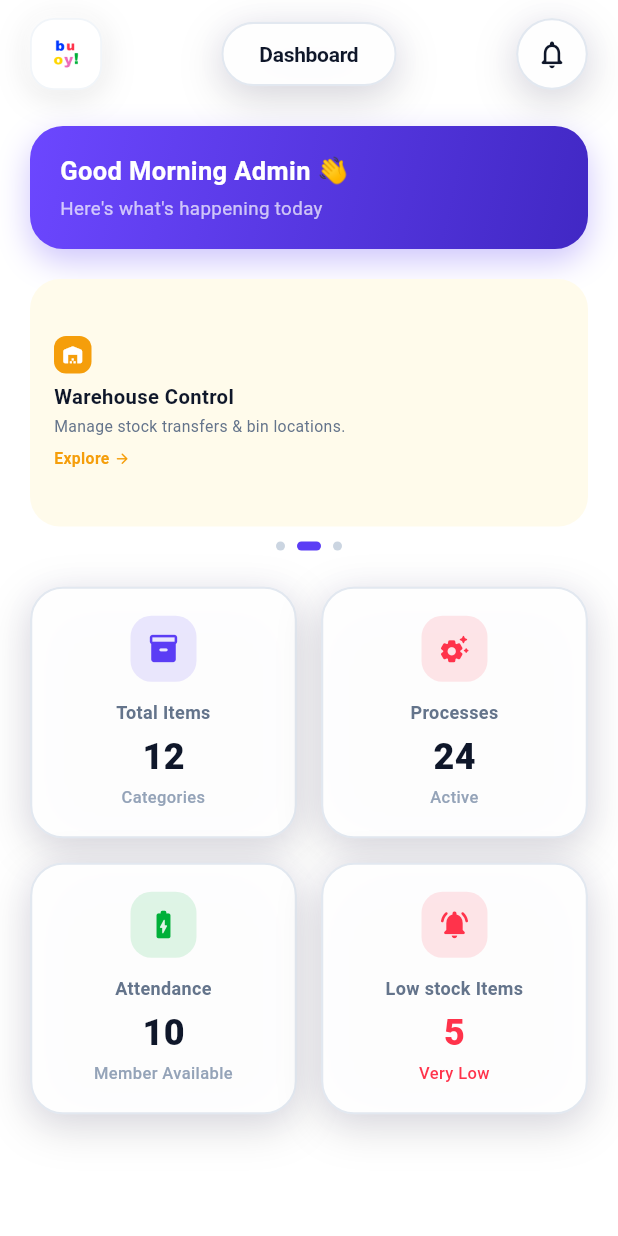
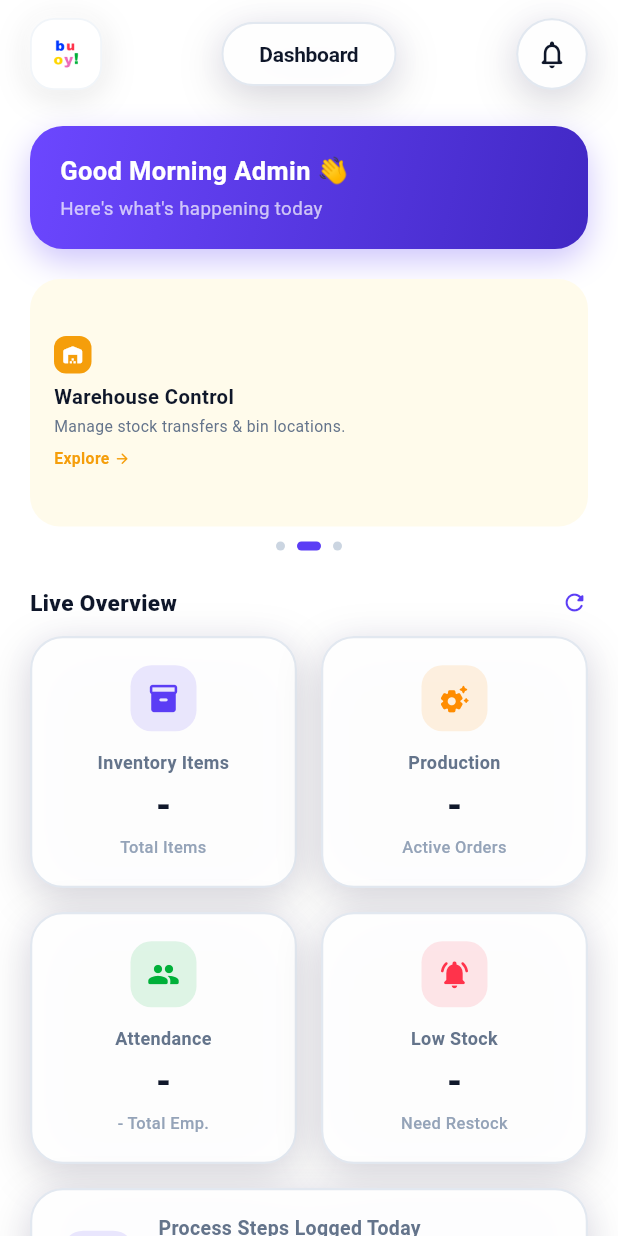
Before and after one commit to kavypatel03/buoy-erp-main, a Flutter app: the DashboardPage screen opened directly, on a phone screen of 412 x 824 dp. Run offline on Flutter 3.47's test engine with Material 3 defaults, Android fonts, the phone set to English and light mode, and no system bars; our stand-ins replace firebase_core, firebase_messaging, flutter_local_notifications, flutter_svg, image_picker, permission_handler and 1 more; accounts and stored records are empty; network calls fail.

Commit message:
feat: implement dashboard backend controllers, routes, service, and frontend UI page

```diff
--- /dev/null
+++ b/lib/core/services/dashboard_service.dart
@@ -0,0 +1,35 @@
+import 'dart:convert';
+import 'package:http/http.dart' as http;
+import 'package:shared_preferences/shared_preferences.dart';
+import '../config/api_config.dart';
+
+class DashboardService {
+  static String get baseUrl => '${ApiConfig.baseUrl}/dashboard';
+
+  static Future<Map<String, dynamic>> getSummary() async {
+    try {
+      final prefs = await SharedPreferences.getInstance();
+      final token = prefs.getString('token');
+      if (token == null) return {'success': false, 'error': 'Not authenticated'};
+
+      final response = await http
+          .get(
+            Uri.parse('$baseUrl/summary'),
+            headers: {
+              'Content-Type': 'application/json',
+              'Authorization': 'Bearer $token',
+            },
+          )
+          .timeout(const Duration(seconds: 10));
+
+      if (response.statusCode == 200) {
+        return {'success': true, 'data': jsonDecode(response.body)};
+      } else {
+        final error = jsonDecode(response.body);
+        return {'success': false, 'error': error['error'] ?? 'Failed to load summary'};
+      }
+    } catch (e) {
+      return {'success': false, 'error': e.toString()};
+    }
+  }
+}
--- a/lib/features/dashboard/presentation/pages/dashboard_page.dart
+++ b/lib/features/dashboard/presentation/pages/dashboard_page.dart
@@ -2,11 +2,13 @@ import 'dart:async';
 import 'package:flutter/material.dart';
 import 'package:flutter_svg/flutter_svg.dart';
 import '../../../../app/constants/app_assets.dart';
+import '../../../../app/constants/app_colors.dart';
 import '../../../../core/widgets/erp_header_bar.dart';
 import '../../../../core/widgets/glass_container.dart';
 import '../../../../core/services/profile_service.dart';
 import '../../../../core/services/notification_service.dart';
 import '../../../../core/services/local_notification_service.dart';
+import '../../../../core/services/dashboard_service.dart';
 
 class DashboardPage extends StatefulWidget {
   final VoidCallback? onNavigateToLowStocks;
@@ -25,13 +27,23 @@ class _DashboardPageState extends State<DashboardPage> {
   final ValueNotifier<int> _currentCarouselIndex = ValueNotifier<int>(1);
   Timer? _autoSlideTimer;
   Timer? _notificationPollTimer;
+  Timer? _summaryRefreshTimer;
   final Set<String> _poppedNotificationIds = {};
+
+  // Summary stats — start with '-' to show loading
+  String _totalItems = '-';
+  String _lowStockItems = '-';
+  String _activeOrders = '-';
+  String _clockedIn = '-';
+  String _totalEmployees = '-';
+  String _logsToday = '-';
+  bool _summaryLoading = true;
 
   @override
   void initState() {
     super.initState();
 
-    // Auto-sliding for top carousel
+    // Auto-sliding carousel
     _autoSlideTimer = Timer.periodic(const Duration(seconds: 4), (timer) {
       if (_pageController.hasClients) {
         int nextPage = (_pageController.page?.round() ?? 0) + 1;
@@ -44,34 +56,51 @@ class _DashboardPageState extends State<DashboardPage> {
       }
     });
 
-    // Request permission on app open (Dashboard load)
     LocalNotificationService.requestPermission();
 
-    // Poll for new notifications every 15 seconds
-    _notificationPollTimer = Timer.periodic(const Duration(seconds: 15), (timer) {
+    // Notification polling every 15s
+    _notificationPollTimer = Timer.periodic(const Duration(seconds: 15), (_) {
       _pollNotifications();
     });
+    _pollNotifications();
 
-    // Initial poll
-    _pollNotifications();
+    // Fetch summary immediately, then refresh every 30s
+    _fetchSummary();
+    _summaryRefreshTimer = Timer.periodic(const Duration(seconds: 30), (_) {
+      _fetchSummary();
+    });
+  }
+
+  Future<void> _fetchSummary() async {
+    final result = await DashboardService.getSummary();
+    if (result['success'] && mounted) {
+      final data = result['data'];
+      setState(() {
+        _totalItems = '${data['totalItems'] ?? 0}';
+        _lowStockItems = '${data['lowStockItems'] ?? 0}';
+        _activeOrders = '${data['activeOrders'] ?? 0}';
+        _clockedIn = '${data['clockedInEmployees'] ?? 0}';
+        _totalEmployees = '${data['totalEmployees'] ?? 0}';
+        _logsToday = '${data['logsToday'] ?? 0}';
+        _summaryLoading = false;
+      });
+    } else if (mounted) {
+      setState(() => _summaryLoading = false);
+    }
   }
 
   Future<void> _pollNotifications() async {
     final result = await NotificationService.getNotifications();
-    print("🔔 Notification Poll Result: $result");
     if (result['success'] && mounted) {
       final List<dynamic> notifs = result['data'];
       for (var n in notifs) {
         if (n['is_read'] == false && !_poppedNotificationIds.contains(n['id'])) {
           _poppedNotificationIds.add(n['id']);
-          print("🔔 Triggering Local Notification for: ${n['title']}");
           LocalNotificationService.showNotification(
-            id: (n['id'].hashCode.abs()) & 0x7FFFFFFF, // Ensure valid 32-bit positive integer
+            id: (n['id'].hashCode.abs()) & 0x7FFFFFFF,
             title: n['title'] ?? 'New Notification',
             body: n['message'] ?? '',
           );
-          // Optionally mark as read on server if needed:
-          // NotificationService.markAsRead(n['id']);
         }
       }
     }
@@ -81,16 +110,15 @@ class _DashboardPageState extends State<DashboardPage> {
   void dispose() {
     _autoSlideTimer?.cancel();
     _notificationPollTimer?.cancel();
+    _summaryRefreshTimer?.cancel();
     _pageController.dispose();
     _currentCarouselIndex.dispose();
     super.dispose();
   }
 
   Future<void> _handleRefresh() async {
-    await Future.delayed(const Duration(milliseconds: 800));
-    if (mounted) {
-      setState(() {});
-    }
+    setState(() => _summaryLoading = true);
+    await _fetchSummary();
   }
 
   @override
@@ -102,29 +130,24 @@ class _DashboardPageState extends State<DashboardPage> {
         backgroundColor: Colors.white,
         onRefresh: _handleRefresh,
         child: SingleChildScrollView(
-          physics: const ClampingScrollPhysics(),
+          physics: const AlwaysScrollableScrollPhysics(),
           padding: const EdgeInsets.only(bottom: 85.0),
           child: Column(
             crossAxisAlignment: CrossAxisAlignment.start,
             children: [
-              // Top Bar
               const ErpHeaderBar(title: 'Dashboard'),
-
               const SizedBox(height: 12),
 
               // Greeting Banner
               const _GreetingBanner(),
-
               const SizedBox(height: 20),
 
-              // Horizontal Feature Banners Carousel
+              // Feature carousel
               SizedBox(
                 height: 165,
                 child: PageView(
                   controller: _pageController,
-                  onPageChanged: (index) {
-                    _currentCarouselIndex.value = index;
-                  },
+                  onPageChanged: (index) => _currentCarouselIndex.value = index,
                   children: const [
                     _CarouselCard(
                       title: 'Warehouse Control',
@@ -149,7 +172,7 @@ class _DashboardPageState extends State<DashboardPage> {
 
               const SizedBox(height: 10),
 
-              // Page Indicator Dots (Only this small widget rebuilds on page swipe!)
+              // Carousel dots
               ValueListenableBuilder<int>(
                 valueListenable: _currentCarouselIndex,
                 builder: (context, activeIndex, _) {
@@ -163,9 +186,7 @@ class _DashboardPageState extends State<DashboardPage> {
                         width: isActive ? 16 : 6,
                         height: 6,
                         decoration: BoxDecoration(
-                          color: isActive
-                              ? const Color(0xFF5B3DF5)
-                              : const Color(0xFFCBD5E1),
+                          color: isActive ? const Color(0xFF5B3DF5) : const Color(0xFFCBD5E1),
                           borderRadius: BorderRadius.circular(4),
                         ),
                       );
@@ -176,32 +197,63 @@ class _DashboardPageState extends State<DashboardPage> {
 
               const SizedBox(height: 24),
 
-              // 4 Grid Action Cards (2x2)
+              // Section header
+              Padding(
+                padding: const EdgeInsets.symmetric(horizontal: 20.0),
+                child: Row(
+                  mainAxisAlignment: MainAxisAlignment.spaceBetween,
+                  children: [
+                    const Text(
+                      'Live Overview',
+                      style: TextStyle(
+                        fontSize: 15,
+                        fontWeight: FontWeight.w800,
+                        color: Color(0xFF0F172A),
+                      ),
+                    ),
+                    if (_summaryLoading)
+                      const SizedBox(
+                        width: 14,
+                        height: 14,
+                        child: CircularProgressIndicator(strokeWidth: 2, color: Color(0xFF5B3DF5)),
+                      )
+                    else
+                      GestureDetector(
+                        onTap: _handleRefresh,
+                        child: const Icon(Icons.refresh_rounded, size: 18, color: Color(0xFF5B3DF5)),
+                      ),
+                  ],
+                ),
+              ),
+
+              const SizedBox(height: 12),
+
+              // 2x2 grid stat cards — now LIVE
               Padding(
                 padding: const EdgeInsets.symmetric(horizontal: 20.0),
                 child: Column(
                   children: [
                     Row(
-                      children: const [
+                      children: [
                         Expanded(
                           child: _GridCard(
-                            title: 'Total Items',
-                            value: '12',
-                            unit: 'Categories',
+                            title: 'Inventory Items',
+                            value: _totalItems,
+                            unit: 'Total Items',
                             icon: Icons.inventory_2_rounded,
-                            iconColor: Color(0xFF5B3DF5),
-                            iconBg: Color(0x1F5B3DF5),
+                            iconColor: const Color(0xFF5B3DF5),
+                            iconBg: const Color(0x1F5B3DF5),
                           ),
                         ),
-                        SizedBox(width: 16),
+                        const SizedBox(width: 16),
                         Expanded(
                           child: _GridCard(
-                            title: 'Processes',
-                            value: '24',
-                            unit: 'Active',
+                            title: 'Production',
+                            value: _activeOrders,
+                            unit: 'Active Orders',
                             icon: Icons.settings_suggest_rounded,
-                            iconColor: Color(0xFFFF334B),
-                            iconBg: Color(0x1FFF334B),
+                            iconColor: const Color(0xFFFF8C00),
+                            iconBg: const Color(0x1FFF8C00),
                           ),
                         ),
                       ],
@@ -209,26 +261,26 @@ class _DashboardPageState extends State<DashboardPage> {
                     const SizedBox(height: 16),
                     Row(
                       children: [
-                        const Expanded(
+                        Expanded(
                           child: _GridCard(
                             title: 'Attendance',
-                            value: '10',
-                            unit: 'Member Available',
-                            icon: Icons.battery_charging_full_rounded,
-                            iconColor: Color(0xFF00B039),
-                            iconBg: Color(0x1F00B039),
+                            value: _clockedIn,
+                            unit: '$_totalEmployees Total Emp.',
+                            icon: Icons.people_rounded,
+                            iconColor: const Color(0xFF00B039),
+                            iconBg: const Color(0x1F00B039),
                           ),
                         ),
                         const SizedBox(width: 16),
                         Expanded(
                           child: _GridCard(
-                            title: 'Low stock Items',
-                            value: '5',
-                            unit: 'Very Low',
+                            title: 'Low Stock',
+                            value: _lowStockItems,
+                            unit: 'Need Restock',
                             icon: Icons.notifications_active_rounded,
                             iconColor: const Color(0xFFFF334B),
                             iconBg: const Color(0x1FFF334B),
-                            isAlert: true,
+                            isAlert: int.tryParse(_lowStockItems) != null && int.parse(_lowStockItems) > 0,
                             onTap: () {
                               if (widget.onNavigateToLowStocks != null) {
                                 widget.onNavigateToLowStocks!();
@@ -240,6 +292,16 @@ class _DashboardPageState extends State<DashboardPage> {
                         ),
                       ],
                     ),
+                    const SizedBox(height: 16),
+                    // Extra wide card for process logs today
+                    _GridCardWide(
+                      title: 'Process Steps Logged Today',
+                      value: _logsToday,
+                      unit: 'Steps across all orders',
+                      icon: Icons.playlist_add_check_rounded,
+                      iconColor: const Color(0xFF5B3DF5),
+                      iconBg: const Color(0x1F5B3DF5),
+                    ),
                   ],
                 ),
               ),
@@ -250,6 +312,8 @@ class _DashboardPageState extends State<DashboardPage> {
     );
   }
 }
+
+// ─── Greeting Banner ────────────────────────────────────────────────────────
 
 class _GreetingBanner extends StatefulWidget {
   const _GreetingBanner();
@@ -278,6 +342,13 @@ class _GreetingBannerState extends State<_GreetingBanner> {
     }
   }
 
+  String _greeting() {
+    final hour = DateTime.now().hour;
+    if (hour < 12) return 'Good Morning';
+    if (hour < 17) return 'Good Afternoon';
+    return 'Good Evening';
+  }
+
   @override
   Widget build(BuildContext context) {
     return Padding(
@@ -304,7 +375,7 @@ class _GreetingBannerState extends State<_GreetingBanner> {
           crossAxisAlignment: CrossAxisAlignment.start,
           children: [
             Text(
-              'Good Morning $_firstName 👋',
+              '${_greeting()} $_firstName 👋',
               style: const TextStyle(
                 fontSize: 17,
                 fontWeight: FontWeight.bold,
@@ -326,6 +397,8 @@ class _GreetingBannerState extends State<_GreetingBanner> {
     );
   }
 }
+
+// ─── Smart Inventory Carousel Card ──────────────────────────────────────────
 
 class _SmartInventoryCard extends StatelessWidget {
   const _SmartInventoryCard();
@@ -353,11 +426,7 @@ class _SmartInventoryCard extends StatelessWidget {
                     color: const Color(0xFF5B3DF5),
                     borderRadius: BorderRadius.circular(8),
                   ),
-                  child: const Icon(
-                    Icons.inventory_2_rounded,
-                    color: Colors.white,
-                    size: 15,
-                  ),
+                  child: const Icon(Icons.inventory_2_rounded, color: Colors.white, size: 15),
                 ),
                 const SizedBox(height: 6),
                 const Text(
@@ -372,30 +441,19 @@ class _SmartInventoryCard extends StatelessWidget {
                 const SizedBox(height: 3),
                 const Text(
                   'Track, Manage and optimize your inventory real-time.',
-                  style: TextStyle(
-                    fontSize: 10,
-                    color: Color(0xFF64748B),
-                  ),
+                  style: TextStyle(fontSize: 10, color: Color(0xFF64748B)),
                   maxLines: 2,
                   overflow: TextOverflow.ellipsis,
                 ),
                 const SizedBox(height: 5),
-                Row(
-                  children: const [
+                const Row(
+                  children: [
                     Text(
                       'Get Started',
-                      style: TextStyle(
-                        fontSize: 10.5,
-                        fontWeight: FontWeight.w700,
-                        color: Color(0xFF5B3DF5),
-                      ),
+                      style: TextStyle(fontSize: 10.5, fontWeight: FontWeight.w700, color: Color(0xFF5B3DF5)),
                     ),
                     SizedBox(width: 3),
-                    Icon(
-                      Icons.arrow_forward_rounded,
-                      size: 11,
-                      color: Color(0xFF5B3DF5),
-                    ),
+                    Icon(Icons.arrow_forward_rounded, size: 11, color: Color(0xFF5B3DF5)),
                   ],
                 ),
               ],
@@ -403,17 +461,15 @@ class _SmartInventoryCard extends StatelessWidget {
           ),
           const SizedBox(width: 6),
           RepaintBoundary(
-            child: SvgPicture.asset(
-              AppAssets.factoryIllustration,
-              height: 80,
-              fit: BoxFit.contain,
-            ),
+            child: SvgPicture.asset(AppAssets.factoryIllustration, height: 80, fit: BoxFit.contain),
           ),
         ],
       ),
     );
   }
 }
+
+// ─── Carousel Card ──────────────────────────────────────────────────────────
 
 class _CarouselCard extends StatelessWidget {
   final String title;
@@ -437,10 +493,7 @@ class _CarouselCard extends StatelessWidget {
     return Container(
       margin: const EdgeInsets.symmetric(horizontal: 20),
       padding: const EdgeInsets.symmetric(horizontal: 16, vertical: 14),
-      decoration: BoxDecoration(
-        color: bgColor,
-        borderRadius: BorderRadius.circular(20),
-      ),
+      decoration: BoxDecoration(color: bgColor, borderRadius: BorderRadius.circular(20)),
       child: Row(
         children: [
           Expanded(
@@ -450,46 +503,19 @@ class _CarouselCard extends StatelessWidget {
               children: [
                 Container(
                   padding: const EdgeInsets.all(5),
-                  decoration: BoxDecoration(
-                    color: iconBg,
-                    borderRadius: BorderRadius.circular(8),
-                  ),
+                  decoration: BoxDecoration(color: iconBg, borderRadius: BorderRadius.circular(8)),
                   child: Icon(icon, color: Colors.white, size: 15),
                 ),
                 const SizedBox(height: 6),
-                Text(
-                  title,
-                  style: const TextStyle(
-                    fontSize: 13.5,
-                    fontWeight: FontWeight.bold,
-                    color: Color(0xFF0F172A),
-                  ),
-                ),
+                Text(title, style: const TextStyle(fontSize: 13.5, fontWeight: FontWeight.bold, color: Color(0xFF0F172A))),
                 const SizedBox(height: 3),
-                Text(
-                  subtitle,
-                  style: const TextStyle(
-                    fontSize: 10.5,
-                    color: Color(0xFF64748B),
-                  ),
-                ),
+                Text(subtitle, style: const TextStyle(fontSize: 10.5, color: Color(0xFF64748B))),
                 const SizedBox(height: 6),
                 Row(
                   children: [
-                    Text(
-                      buttonText,
-                      style: TextStyle(
-                        fontSize: 10.5,
-                        fontWeight: FontWeight.w700,
-                        color: iconBg,
-                      ),
-                    ),
+                    Text(buttonText, style: TextStyle(fontSize: 10.5, fontWeight: FontWeight.w700, color: iconBg)),
                     const SizedBox(width: 3),
-                    Icon(
-                      Icons.arrow_forward_rounded,
-                      size: 11,
-                      color: iconBg,
-                    ),
+                    Icon(Icons.arrow_forward_rounded, size: 11, color: iconBg),
                   ],
                 ),
               ],
@@ -500,6 +526,8 @@ class _CarouselCard extends StatelessWidget {
     );
   }
 }
+
+// ─── Grid Stat Card ─────────────────────────────────────────────────────────
 
 class _GridCard extends StatelessWidget {
   final String title;
@@ -536,29 +564,26 @@ class _GridCard extends StatelessWidget {
             Container(
               width: 44,
               height: 44,
-              decoration: BoxDecoration(
-                color: iconBg,
-                borderRadius: BorderRadius.circular(14),
-              ),
+              decoration: BoxDecoration(color: iconBg, borderRadius: BorderRadius.circular(14)),
               child: Icon(icon, color: iconColor, size: 22),
             ),
             const SizedBox(height: 12),
             Text(
               title,
               textAlign: TextAlign.center,
-              style: const TextStyle(
-                fontSize: 12,
-                fontWeight: FontWeight.w600,
-                color: Color(0xFF64748B),
-              ),
+              style: const TextStyle(fontSize: 12, fontWeight: FontWeight.w600, color: Color(0xFF64748B)),
             ),
             const SizedBox(height: 4),
-            Text(
-              value,
-              style: TextStyle(
-                fontSize: 24,
-                fontWeight: FontWeight.w800,
-                color: isAlert ? const Color(0xFFFF334B) : const Color(0xFF0F172A),
+            AnimatedSwitcher(
+              duration: const Duration(milliseconds: 400),
+              child: Text(
+                value,
+                key: ValueKey(value),
+                style: TextStyle(
+                  fontSize: 24,
+                  fontWeight: FontWeight.w800,
+                  color: isAlert ? const Color(0xFFFF334B) : const Color(0xFF0F172A),
+                ),
               ),
             ),
             const SizedBox(height: 2),
@@ -577,3 +602,61 @@ class _GridCard extends StatelessWidget {
     );
   }
 }
+
+// ─── Wide Stat Card (full width) ────────────────────────────────────────────
+
+class _GridCardWide extends StatelessWidget {
+  final String title;
+  final String value;
+  final String unit;
+  final IconData icon;
+  final Color iconColor;
+  final Color iconBg;
+
+  const _GridCardWide({
+    required this.title,
+    required this.value,
+    required this.unit,
+    required this.icon,
+    required this.iconColor,
+    required this.iconBg,
+  });
+
+  @override
+  Widget build(BuildContext context) {
+    return GlassContainer(
+      useGradientBorder: true,
+      borderRadius: 22,
+      padding: const EdgeInsets.symmetric(horizontal: 20, vertical: 16),
+      child: Row(
+        children: [
+          Container(
+            width: 48,
+            height: 48,
+            decoration: BoxDecoration(color: iconBg, borderRadius: BorderRadius.circular(14)),
+            child: Icon(icon, color: iconColor, size: 24),
+          ),
+          const SizedBox(width: 16),
+          Expanded(
+            child: Column(
+              crossAxisAlignment: CrossAxisAlignment.start,
+              children: [
+                Text(title, style: const TextStyle(fontSize: 13, fontWeight: FontWeight.w600, color: Color(0xFF64748B))),
+                const SizedBox(height: 4),
+                AnimatedSwitcher(
+                  duration: const Duration(milliseconds: 400),
+                  child: Text(
+                    value,
+                    key: ValueKey(value),
+                    style: const TextStyle(fontSize: 22, fontWeight: FontWeight.w800, color: Color(0xFF0F172A)),
+                  ),
+                ),
+                Text(unit, style: const TextStyle(fontSize: 11, color: Color(0xFF94A3B8))),
+              ],
+            ),
+          ),
+        ],
+      ),
+    );
+  }
+}
```
Also changed, not shown: 3 other files.
